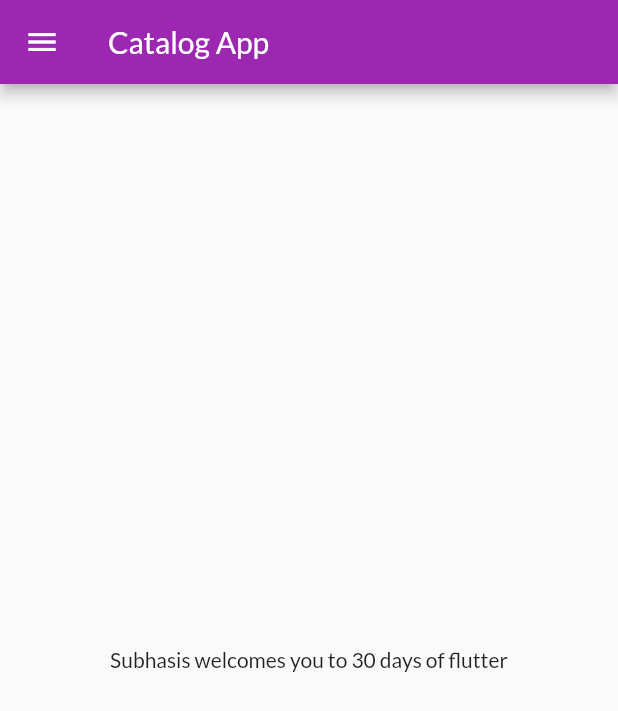
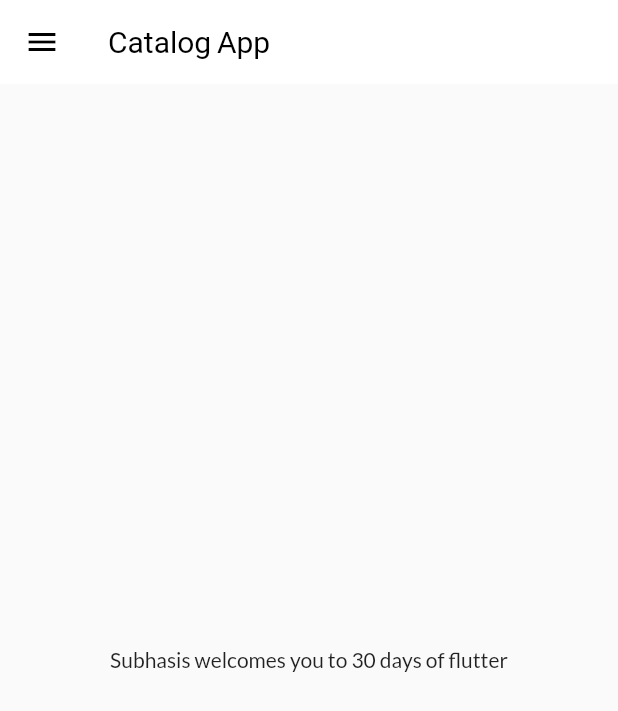
Before and after one commit to subhasis003/Catalog-App, a Flutter app: the HomePage screen opened by its route, on a phone screen of 412 x 824 dp. Shown: the top 711 px of the screen. Run offline on Flutter 3.47's test engine with Material 2 defaults, Android fonts, the phone set to English and light mode, and no system bars; our stand-ins replace google_fonts.

Commit message:
theme extracted

```diff
--- a/lib/pages/home_page.dart
+++ b/lib/pages/home_page.dart
@@ -11,7 +11,13 @@
 
     return Scaffold(
       appBar: AppBar(
-        title: Text("Catalog App"),
+        // backgroundColor: Colors.white,
+        // elevation: 0.0,
+        // iconTheme: IconThemeData(color: Colors.black),
+        title: Text(
+          "Catalog App",
+
+        ),
       ),
       body: Center(
         child: Container(
--- /dev/null
+++ b/lib/widgets/themes.dart
@@ -0,0 +1,19 @@
+import 'package:flutter/material.dart';
+import 'package:google_fonts/google_fonts.dart';
+
+class MyTheme {
+  static ThemeData lightTheme(BuildContext context) => ThemeData(
+        primarySwatch: Colors.purple,
+        fontFamily: GoogleFonts.lato().fontFamily,
+        appBarTheme: const AppBarTheme(
+          color: Colors.white,
+          elevation: 0.0,
+          iconTheme: IconThemeData(color: Colors.black),
+          // titleTextStyle: Theme.of(context).appBarTheme;
+          titleTextStyle: TextStyle(color: Colors.black,fontSize: 20),
+        ),
+      );
+  static ThemeData darkTheme(BuildContext context) => ThemeData(
+        brightness: Brightness.dark,
+      );
+}
```
Also changed, not shown: lib/main.dart (+5 -7 lines).
